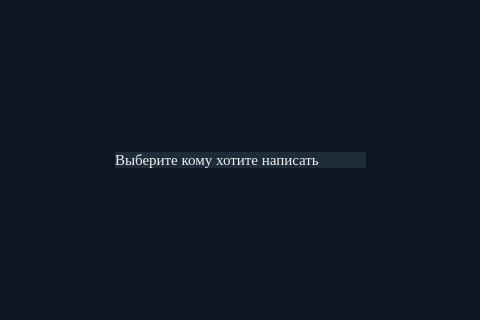
Above: mainform.ui from rutraq/Messanger before the change; both pictures show x 505 to 985 and y 258 to 578 of the 1122 by 863 pixel window. Below: the same form after it.
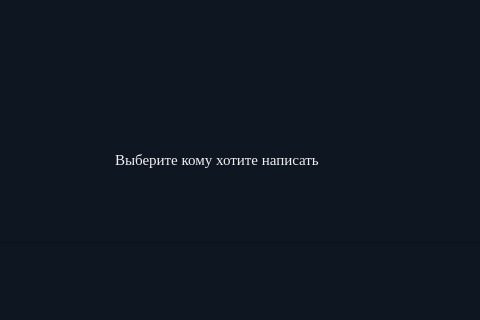
That is the form after the change. Icons and pictures are not drawn.

What changed in the file:
```diff
--- a/mainform.ui
+++ b/mainform.ui
@@ -338,7 +338,7 @@
    <property name="styleSheet">
     <string notr="true">border-color: rgb(30, 44, 58);
 color: rgb(240, 240, 240);
-background-color: rgb(30, 44, 58);</string>
+background-color: rgb(14, 22, 33);</string>
    </property>
    <property name="text">
     <string>Выберите кому хотите написать</string>
```
Left out of the diff: 16 changed lines with no effect on the pictures.
